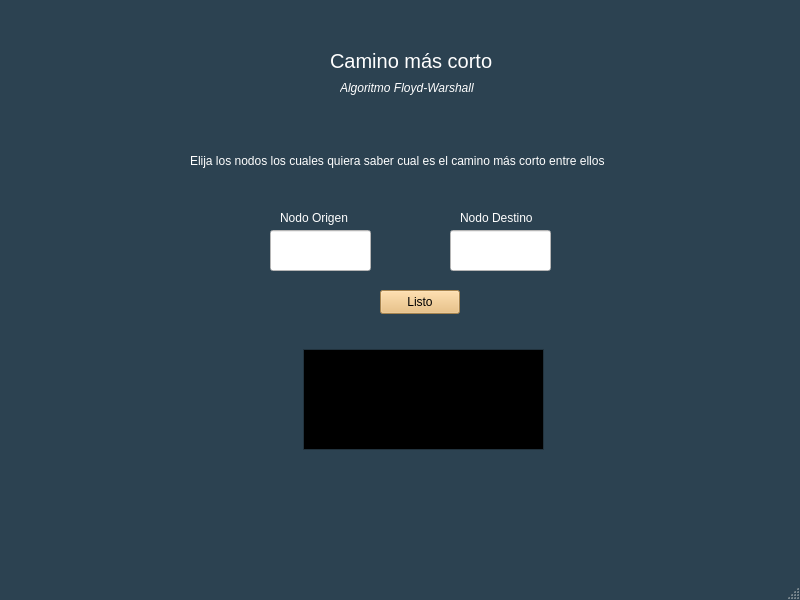
Before: the Qt Designer form Client/mainwindow.ui in FALCH2000/Tarea_Extraclase_1, drawn with Qt 5.
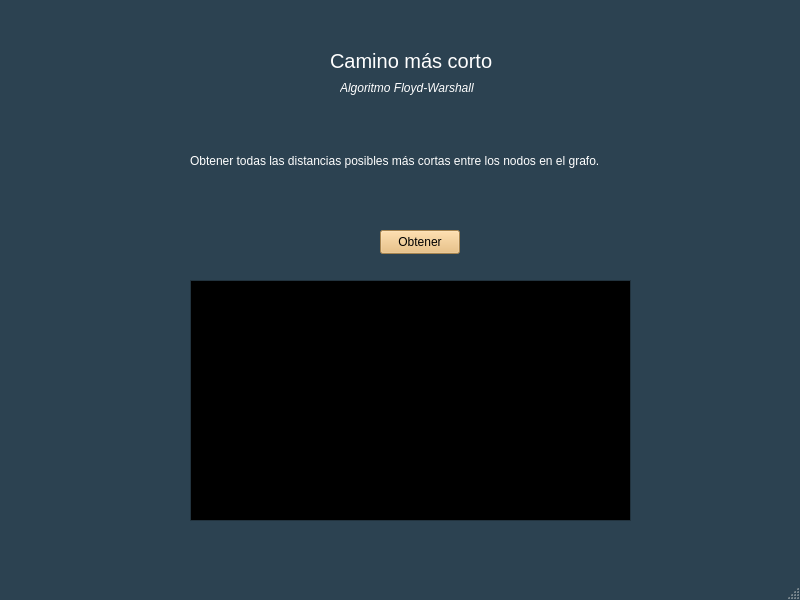
After: the same form once the commit is applied.

Commit message: Arreglos de interfaz, quitar los espacios para ingresar texto

Diff of the .ui file:
```diff
--- a/Client/mainwindow.ui
+++ b/Client/mainwindow.ui
@@ -505,40 +505,14 @@
      </rect>
     </property>
     <property name="text">
-     <string>Elija los nodos los cuales quiera saber cual es el camino más corto entre ellos</string>
-    </property>
-   </widget>
-   <widget class="QLabel" name="Origin_Label">
-    <property name="geometry">
-     <rect>
-      <x>280</x>
-      <y>210</y>
-      <width>91</width>
-      <height>16</height>
-     </rect>
-    </property>
-    <property name="text">
-     <string>Nodo Origen</string>
-    </property>
-   </widget>
-   <widget class="QLabel" name="Destiny_Label">
-    <property name="geometry">
-     <rect>
-      <x>460</x>
-      <y>210</y>
-      <width>91</width>
-      <height>16</height>
-     </rect>
-    </property>
-    <property name="text">
-     <string>Nodo Destino</string>
+     <string>Obtener todas las distancias posibles más cortas entre los nodos en el grafo.</string>
     </property>
    </widget>
    <widget class="QPushButton" name="pushButton">
     <property name="geometry">
      <rect>
       <x>380</x>
-      <y>290</y>
+      <y>230</y>
       <width>80</width>
       <height>24</height>
      </rect>
@@ -986,942 +960,16 @@
      </palette>
     </property>
     <property name="text">
-     <string>Listo</string>
-    </property>
-   </widget>
-   <widget class="QLineEdit" name="lineEdit">
-    <property name="geometry">
-     <rect>
-      <x>270</x>
-      <y>230</y>
-      <width>101</width>
-      <height>41</height>
-     </rect>
-    </property>
-    <property name="palette">
-     <palette>
-      <active>
-       <colorrole role="WindowText">
-        <brush brushstyle="SolidPattern">
-         <color alpha="255">
-          <red>0</red>
-          <green>0</green>
-          <blue>0</blue>
-         </color>
-        </brush>
-       </colorrole>
-       <colorrole role="Button">
-        <brush brushstyle="SolidPattern">
-         <color alpha="255">
-          <red>255</red>
-          <green>255</green>
-          <blue>255</blue>
-         </color>
-        </brush>
-       </colorrole>
-       <colorrole role="Light">
-        <brush brushstyle="SolidPattern">
-         <color alpha="255">
-          <red>255</red>
-          <green>255</green>
-          <blue>255</blue>
-         </color>
-        </brush>
-       </colorrole>
-       <colorrole role="Midlight">
-        <brush brushstyle="SolidPattern">
-         <color alpha="255">
-          <red>255</red>
-          <green>255</green>
-          <blue>255</blue>
-         </color>
-        </brush>
-       </colorrole>
-       <colorrole role="Dark">
-        <brush brushstyle="SolidPattern">
-         <color alpha="255">
-          <red>127</red>
-          <green>127</green>
-          <blue>127</blue>
-         </color>
-        </brush>
-       </colorrole>
-       <colorrole role="Mid">
-        <brush brushstyle="SolidPattern">
-         <color alpha="255">
-          <red>170</red>
-          <green>170</green>
-          <blue>170</blue>
-         </color>
-        </brush>
-       </colorrole>
-       <colorrole role="Text">
-        <brush brushstyle="SolidPattern">
-         <color alpha="255">
-          <red>0</red>
-          <green>0</green>
-          <blue>0</blue>
-         </color>
-        </brush>
-       </colorrole>
-       <colorrole role="BrightText">
-        <brush brushstyle="SolidPattern">
-         <color alpha="255">
-          <red>255</red>
-          <green>255</green>
-          <blue>255</blue>
-         </color>
-        </brush>
-       </colorrole>
-       <colorrole role="ButtonText">
-        <brush brushstyle="SolidPattern">
-         <color alpha="255">
-          <red>0</red>
-          <green>0</green>
-          <blue>0</blue>
-         </color>
-        </brush>
-       </colorrole>
-       <colorrole role="Base">
-        <brush brushstyle="SolidPattern">
-         <color alpha="255">
-          <red>255</red>
-          <green>255</green>
-          <blue>255</blue>
-         </color>
-        </brush>
-       </colorrole>
-       <colorrole role="Window">
-        <brush brushstyle="SolidPattern">
-         <color alpha="255">
-          <red>255</red>
-          <green>255</green>
-          <blue>255</blue>
-         </color>
-        </brush>
-       </colorrole>
-       <colorrole role="Shadow">
-        <brush brushstyle="SolidPattern">
-         <color alpha="255">
-          <red>0</red>
-          <green>0</green>
-          <blue>0</blue>
-         </color>
-        </brush>
-       </colorrole>
-       <colorrole role="AlternateBase">
-        <brush brushstyle="SolidPattern">
-         <color alpha="255">
-          <red>255</red>
-          <green>255</green>
-          <blue>255</blue>
-         </color>
-        </brush>
-       </colorrole>
-       <colorrole role="ToolTipBase">
-        <brush brushstyle="SolidPattern">
-         <color alpha="255">
-          <red>255</red>
-          <green>255</green>
-          <blue>220</blue>
-         </color>
-        </brush>
-       </colorrole>
-       <colorrole role="ToolTipText">
-        <brush brushstyle="SolidPattern">
-         <color alpha="255">
-          <red>0</red>
-          <green>0</green>
-          <blue>0</blue>
-         </color>
-        </brush>
-       </colorrole>
-       <colorrole role="PlaceholderText">
-        <brush brushstyle="SolidPattern">
-         <color alpha="128">
-          <red>0</red>
-          <green>0</green>
-          <blue>0</blue>
-         </color>
-        </brush>
-       </colorrole>
-      </active>
-      <inactive>
-       <colorrole role="WindowText">
-        <brush brushstyle="SolidPattern">
-         <color alpha="255">
-          <red>0</red>
-          <green>0</green>
-          <blue>0</blue>
-         </color>
-        </brush>
-       </colorrole>
-       <colorrole role="Button">
-        <brush brushstyle="SolidPattern">
-         <color alpha="255">
-          <red>255</red>
-          <green>255</green>
-          <blue>255</blue>
-         </color>
-        </brush>
-       </colorrole>
-       <colorrole role="Light">
-        <brush brushstyle="SolidPattern">
-         <color alpha="255">
-          <red>255</red>
-          <green>255</green>
-          <blue>255</blue>
-         </color>
-        </brush>
-       </colorrole>
-       <colorrole role="Midlight">
-        <brush brushstyle="SolidPattern">
-         <color alpha="255">
-          <red>255</red>
-          <green>255</green>
-          <blue>255</blue>
-         </color>
-        </brush>
-       </colorrole>
-       <colorrole role="Dark">
-        <brush brushstyle="SolidPattern">
-         <color alpha="255">
-          <red>127</red>
-          <green>127</green>
-          <blue>127</blue>
-         </color>
-        </brush>
-       </colorrole>
-       <colorrole role="Mid">
-        <brush brushstyle="SolidPattern">
-         <color alpha="255">
-          <red>170</red>
-          <green>170</green>
-          <blue>170</blue>
-         </color>
-        </brush>
-       </colorrole>
-       <colorrole role="Text">
-        <brush brushstyle="SolidPattern">
-         <color alpha="255">
-          <red>0</red>
-          <green>0</green>
-          <blue>0</blue>
-         </color>
-        </brush>
-       </colorrole>
-       <colorrole role="BrightText">
-        <brush brushstyle="SolidPattern">
-         <color alpha="255">
-          <red>255</red>
-          <green>255</green>
-          <blue>255</blue>
-         </color>
-        </brush>
-       </colorrole>
-       <colorrole role="ButtonText">
-        <brush brushstyle="SolidPattern">
-         <color alpha="255">
-          <red>0</red>
-          <green>0</green>
-          <blue>0</blue>
-         </color>
-        </brush>
-       </colorrole>
-       <colorrole role="Base">
-        <brush brushstyle="SolidPattern">
-         <color alpha="255">
-          <red>255</red>
-          <green>255</green>
-          <blue>255</blue>
-         </color>
-        </brush>
-       </colorrole>
-       <colorrole role="Window">
-        <brush brushstyle="SolidPattern">
-         <color alpha="255">
-          <red>255</red>
-          <green>255</green>
-          <blue>255</blue>
-         </color>
-        </brush>
-       </colorrole>
-       <colorrole role="Shadow">
-        <brush brushstyle="SolidPattern">
-         <color alpha="255">
-          <red>0</red>
-          <green>0</green>
-          <blue>0</blue>
-         </color>
-        </brush>
-       </colorrole>
-       <colorrole role="AlternateBase">
-        <brush brushstyle="SolidPattern">
-         <color alpha="255">
-          <red>255</red>
-          <green>255</green>
-          <blue>255</blue>
-         </color>
-        </brush>
-       </colorrole>
-       <colorrole role="ToolTipBase">
-        <brush brushstyle="SolidPattern">
-         <color alpha="255">
-          <red>255</red>
-          <green>255</green>
-          <blue>220</blue>
-         </color>
-        </brush>
-       </colorrole>
-       <colorrole role="ToolTipText">
-        <brush brushstyle="SolidPattern">
-         <color alpha="255">
-          <red>0</red>
-          <green>0</green>
-          <blue>0</blue>
-         </color>
-        </brush>
-       </colorrole>
-       <colorrole role="PlaceholderText">
-        <brush brushstyle="SolidPattern">
-         <color alpha="128">
-          <red>0</red>
-          <green>0</green>
-          <blue>0</blue>
-         </color>
-        </brush>
-       </colorrole>
-      </inactive>
-      <disabled>
-       <colorrole role="WindowText">
-        <brush brushstyle="SolidPattern">
-         <color alpha="255">
-          <red>127</red>
-          <green>127</green>
-          <blue>127</blue>
-         </color>
-        </brush>
-       </colorrole>
-       <colorrole role="Button">
-        <brush brushstyle="SolidPattern">
-         <color alpha="255">
-          <red>255</red>
-          <green>255</green>
-          <blue>255</blue>
-         </color>
-        </brush>
-       </colorrole>
-       <colorrole role="Light">
-        <brush brushstyle="SolidPattern">
-         <color alpha="255">
-          <red>255</red>
-          <green>255</green>
-          <blue>255</blue>
-         </color>
-        </brush>
-       </colorrole>
-       <colorrole role="Midlight">
-        <brush brushstyle="SolidPattern">
-         <color alpha="255">
-          <red>255</red>
-          <green>255</green>
-          <blue>255</blue>
-         </color>
-        </brush>
-       </colorrole>
-       <colorrole role="Dark">
-        <brush brushstyle="SolidPattern">
-         <color alpha="255">
-          <red>127</red>
-          <green>127</green>
-          <blue>127</blue>
-         </color>
-        </brush>
-       </colorrole>
-       <colorrole role="Mid">
-        <brush brushstyle="SolidPattern">
-         <color alpha="255">
-          <red>170</red>
-          <green>170</green>
-          <blue>170</blue>
-         </color>
-        </brush>
-       </colorrole>
-       <colorrole role="Text">
-        <brush brushstyle="SolidPattern">
-         <color alpha="255">
-          <red>127</red>
-          <green>127</green>
-          <blue>127</blue>
-         </color>
-        </brush>
-       </colorrole>
-       <colorrole role="BrightText">
-        <brush brushstyle="SolidPattern">
-         <color alpha="255">
-          <red>255</red>
-          <green>255</green>
-          <blue>255</blue>
-         </color>
-        </brush>
-       </colorrole>
-       <colorrole role="ButtonText">
-        <brush brushstyle="SolidPattern">
-         <color alpha="255">
-          <red>127</red>
-          <green>127</green>
-          <blue>127</blue>
-         </color>
-        </brush>
-       </colorrole>
-       <colorrole role="Base">
-        <brush brushstyle="SolidPattern">
-         <color alpha="255">
-          <red>255</red>
-          <green>255</green>
-          <blue>255</blue>
-         </color>
-        </brush>
-       </colorrole>
-       <colorrole role="Window">
-        <brush brushstyle="SolidPattern">
-         <color alpha="255">
-          <red>255</red>
-          <green>255</green>
-          <blue>255</blue>
-         </color>
-        </brush>
-       </colorrole>
-       <colorrole role="Shadow">
-        <brush brushstyle="SolidPattern">
-         <color alpha="255">
-          <red>0</red>
-          <green>0</green>
-          <blue>0</blue>
-         </color>
-        </brush>
-       </colorrole>
-       <colorrole role="AlternateBase">
-        <brush brushstyle="SolidPattern">
-         <color alpha="255">
-          <red>255</red>
-          <green>255</green>
-          <blue>255</blue>
-         </color>
-        </brush>
-       </colorrole>
-       <colorrole role="ToolTipBase">
-        <brush brushstyle="SolidPattern">
-         <color alpha="255">
-          <red>255</red>
-          <green>255</green>
-          <blue>220</blue>
-         </color>
-        </brush>
-       </colorrole>
-       <colorrole role="ToolTipText">
-        <brush brushstyle="SolidPattern">
-         <color alpha="255">
-          <red>0</red>
-          <green>0</green>
-          <blue>0</blue>
-         </color>
-        </brush>
-       </colorrole>
-       <colorrole role="PlaceholderText">
-        <brush brushstyle="SolidPattern">
-         <color alpha="128">
-          <red>0</red>
-          <green>0</green>
-          <blue>0</blue>
-         </color>
-        </brush>
-       </colorrole>
-      </disabled>
-     </palette>
-    </property>
-    <property name="font">
-     <font>
-      <family>Ubuntu Condensed</family>
-      <pointsize>17</pointsize>
-      <weight>75</weight>
-      <bold>true</bold>
-     </font>
-    </property>
-    <property name="alignment">
-     <set>Qt::AlignCenter</set>
-    </property>
-   </widget>
-   <widget class="QLineEdit" name="lineEdit_2">
-    <property name="geometry">
-     <rect>
-      <x>450</x>
-      <y>230</y>
-      <width>101</width>
-      <height>41</height>
-     </rect>
-    </property>
-    <property name="palette">
-     <palette>
-      <active>
-       <colorrole role="WindowText">
-        <brush brushstyle="SolidPattern">
-         <color alpha="255">
-          <red>0</red>
-          <green>0</green>
-          <blue>0</blue>
-         </color>
-        </brush>
-       </colorrole>
-       <colorrole role="Button">
-        <brush brushstyle="SolidPattern">
-         <color alpha="255">
-          <red>255</red>
-          <green>255</green>
-          <blue>255</blue>
-         </color>
-        </brush>
-       </colorrole>
-       <colorrole role="Light">
-        <brush brushstyle="SolidPattern">
-         <color alpha="255">
-          <red>255</red>
-          <green>255</green>
-          <blue>255</blue>
-         </color>
-        </brush>
-       </colorrole>
-       <colorrole role="Midlight">
-        <brush brushstyle="SolidPattern">
-         <color alpha="255">
-          <red>255</red>
-          <green>255</green>
-          <blue>255</blue>
-         </color>
-        </brush>
-       </colorrole>
-       <colorrole role="Dark">
-        <brush brushstyle="SolidPattern">
-         <color alpha="255">
-          <red>127</red>
-          <green>127</green>
-          <blue>127</blue>
-         </color>
-        </brush>
-       </colorrole>
-       <colorrole role="Mid">
-        <brush brushstyle="SolidPattern">
-         <color alpha="255">
-          <red>170</red>
-          <green>170</green>
-          <blue>170</blue>
-         </color>
-        </brush>
-       </colorrole>
-       <colorrole role="Text">
-        <brush brushstyle="SolidPattern">
-         <color alpha="255">
-          <red>0</red>
-          <green>0</green>
-          <blue>0</blue>
-         </color>
-        </brush>
-       </colorrole>
-       <colorrole role="BrightText">
-        <brush brushstyle="SolidPattern">
-         <color alpha="255">
-          <red>255</red>
-          <green>255</green>
-          <blue>255</blue>
-         </color>
-        </brush>
-       </colorrole>
-       <colorrole role="ButtonText">
-        <brush brushstyle="SolidPattern">
-         <color alpha="255">
-          <red>0</red>
-          <green>0</green>
-          <blue>0</blue>
-         </color>
-        </brush>
-       </colorrole>
-       <colorrole role="Base">
-        <brush brushstyle="SolidPattern">
-         <color alpha="255">
-          <red>255</red>
-          <green>255</green>
-          <blue>255</blue>
-         </color>
-        </brush>
-       </colorrole>
-       <colorrole role="Window">
-        <brush brushstyle="SolidPattern">
-         <color alpha="255">
-          <red>255</red>
-          <green>255</green>
-          <blue>255</blue>
-         </color>
-        </brush>
-       </colorrole>
-       <colorrole role="Shadow">
-        <brush brushstyle="SolidPattern">
-         <color alpha="255">
-          <red>0</red>
-          <green>0</green>
-          <blue>0</blue>
-         </color>
-        </brush>
-       </colorrole>
-       <colorrole role="AlternateBase">
-        <brush brushstyle="SolidPattern">
-         <color alpha="255">
-          <red>255</red>
-          <green>255</green>
-          <blue>255</blue>
-         </color>
-        </brush>
-       </colorrole>
-       <colorrole role="ToolTipBase">
-        <brush brushstyle="SolidPattern">
-         <color alpha="255">
-          <red>255</red>
-          <green>255</green>
-          <blue>220</blue>
-         </color>
-        </brush>
-       </colorrole>
-       <colorrole role="ToolTipText">
-        <brush brushstyle="SolidPattern">
-         <color alpha="255">
-          <red>0</red>
-          <green>0</green>
-          <blue>0</blue>
-         </color>
-        </brush>
-       </colorrole>
-       <colorrole role="PlaceholderText">
-        <brush brushstyle="SolidPattern">
-         <color alpha="128">
-          <red>0</red>
-          <green>0</green>
-          <blue>0</blue>
-         </color>
-        </brush>
-       </colorrole>
-      </active>
-      <inactive>
-       <colorrole role="WindowText">
-        <brush brushstyle="SolidPattern">
-         <color alpha="255">
-          <red>0</red>
-          <green>0</green>
-          <blue>0</blue>
-         </color>
-        </brush>
-       </colorrole>
-       <colorrole role="Button">
-        <brush brushstyle="SolidPattern">
-         <color alpha="255">
-          <red>255</red>
-          <green>255</green>
-          <blue>255</blue>
-         </color>
-        </brush>
-       </colorrole>
-       <colorrole role="Light">
-        <brush brushstyle="SolidPattern">
-         <color alpha="255">
-          <red>255</red>
-          <green>255</green>
-          <blue>255</blue>
-         </color>
-        </brush>
-       </colorrole>
-       <colorrole role="Midlight">
-        <brush brushstyle="SolidPattern">
-         <color alpha="255">
-          <red>255</red>
-          <green>255</green>
-          <blue>255</blue>
-         </color>
-        </brush>
-       </colorrole>
-       <colorrole role="Dark">
-        <brush brushstyle="SolidPattern">
-         <color alpha="255">
-          <red>127</red>
-          <green>127</green>
-          <blue>127</blue>
-         </color>
-        </brush>
-       </colorrole>
-       <colorrole role="Mid">
-        <brush brushstyle="SolidPattern">
-         <color alpha="255">
-          <red>170</red>
-          <green>170</green>
-          <blue>170</blue>
-         </color>
-        </brush>
-       </colorrole>
-       <colorrole role="Text">
-        <brush brushstyle="SolidPattern">
-         <color alpha="255">
-          <red>0</red>
-          <green>0</green>
-          <blue>0</blue>
-         </color>
-        </brush>
-       </colorrole>
-       <colorrole role="BrightText">
-        <brush brushstyle="SolidPattern">
-         <color alpha="255">
-          <red>255</red>
-          <green>255</green>
-          <blue>255</blue>
-         </color>
-        </brush>
-       </colorrole>
-       <colorrole role="ButtonText">
-        <brush brushstyle="SolidPattern">
-         <color alpha="255">
-          <red>0</red>
-          <green>0</green>
-          <blue>0</blue>
-         </color>
-        </brush>
-       </colorrole>
-       <colorrole role="Base">
-        <brush brushstyle="SolidPattern">
-         <color alpha="255">
-          <red>255</red>
-          <green>255</green>
-          <blue>255</blue>
-         </color>
-        </brush>
-       </colorrole>
-       <colorrole role="Window">
-        <brush brushstyle="SolidPattern">
-         <color alpha="255">
-          <red>255</red>
-          <green>255</green>
-          <blue>255</blue>
-         </color>
-        </brush>
-       </colorrole>
-       <colorrole role="Shadow">
-        <brush brushstyle="SolidPattern">
-         <color alpha="255">
-          <red>0</red>
-          <green>0</green>
-          <blue>0</blue>
-         </color>
-        </brush>
-       </colorrole>
-       <colorrole role="AlternateBase">
-        <brush brushstyle="SolidPattern">
-         <color alpha="255">
-          <red>255</red>
-          <green>255</green>
-          <blue>255</blue>
-         </color>
-        </brush>
-       </colorrole>
-       <colorrole role="ToolTipBase">
-        <brush brushstyle="SolidPattern">
-         <color alpha="255">
-          <red>255</red>
-          <green>255</green>
-          <blue>220</blue>
-         </color>
-        </brush>
-       </colorrole>
-       <colorrole role="ToolTipText">
-        <brush brushstyle="SolidPattern">
-         <color alpha="255">
-          <red>0</red>
-          <green>0</green>
-          <blue>0</blue>
-         </color>
-        </brush>
-       </colorrole>
-       <colorrole role="PlaceholderText">
-        <brush brushstyle="SolidPattern">
-         <color alpha="128">
-          <red>0</red>
-          <green>0</green>
-          <blue>0</blue>
-         </color>
-        </brush>
-       </colorrole>
-      </inactive>
-      <disabled>
-       <colorrole role="WindowText">
-        <brush brushstyle="SolidPattern">
-         <color alpha="255">
-          <red>127</red>
-          <green>127</green>
-          <blue>127</blue>
-         </color>
-        </brush>
-       </colorrole>
-       <colorrole role="Button">
-        <brush brushstyle="SolidPattern">
-         <color alpha="255">
-          <red>255</red>
-          <green>255</green>
-          <blue>255</blue>
-         </color>
-        </brush>
-       </colorrole>
-       <colorrole role="Light">
-        <brush brushstyle="SolidPattern">
-         <color alpha="255">
-          <red>255</red>
-          <green>255</green>
-          <blue>255</blue>
-         </color>
-        </brush>
-       </colorrole>
-       <colorrole role="Midlight">
-        <brush brushstyle="SolidPattern">
-         <color alpha="255">
-          <red>255</red>
-          <green>255</green>
-          <blue>255</blue>
-         </color>
-        </brush>
-       </colorrole>
-       <colorrole role="Dark">
-        <brush brushstyle="SolidPattern">
-         <color alpha="255">
-          <red>127</red>
-          <green>127</green>
-          <blue>127</blue>
-         </color>
-        </brush>
-       </colorrole>
-       <colorrole role="Mid">
-        <brush brushstyle="SolidPattern">
-         <color alpha="255">
-          <red>170</red>
-          <green>170</green>
-          <blue>170</blue>
-         </color>
-        </brush>
-       </colorrole>
-       <colorrole role="Text">
-        <brush brushstyle="SolidPattern">
-         <color alpha="255">
-          <red>127</red>
-          <green>127</green>
-          <blue>127</blue>
-         </color>
-        </brush>
-       </colorrole>
-       <colorrole role="BrightText">
-        <brush brushstyle="SolidPattern">
-         <color alpha="255">
-          <red>255</red>
-          <green>255</green>
-          <blue>255</blue>
-         </color>
-        </brush>
-       </colorrole>
-       <colorrole role="ButtonText">
-        <brush brushstyle="SolidPattern">
-         <color alpha="255">
-          <red>127</red>
-          <green>127</green>
-          <blue>127</blue>
-         </color>
-        </brush>
-       </colorrole>
-       <colorrole role="Base">
-        <brush brushstyle="SolidPattern">
-         <color alpha="255">
-          <red>255</red>
-          <green>255</green>
-          <blue>255</blue>
-         </color>
-        </brush>
-       </colorrole>
-       <colorrole role="Window">
-        <brush brushstyle="SolidPattern">
-         <color alpha="255">
-          <red>255</red>
-          <green>255</green>
-          <blue>255</blue>
-         </color>
-        </brush>
-       </colorrole>
-       <colorrole role="Shadow">
-        <brush brushstyle="SolidPattern">
-         <color alpha="255">
-          <red>0</red>
-          <green>0</green>
-          <blue>0</blue>
-         </color>
-        </brush>
-       </colorrole>
-       <colorrole role="AlternateBase">
-        <brush brushstyle="SolidPattern">
-         <color alpha="255">
-          <red>255</red>
-          <green>255</green>
-          <blue>255</blue>
-         </color>
-        </brush>
-       </colorrole>
-       <colorrole role="ToolTipBase">
-        <brush brushstyle="SolidPattern">
-         <color alpha="255">
-          <red>255</red>
-          <green>255</green>
-          <blue>220</blue>
-         </color>
-        </brush>
-       </colorrole>
-       <colorrole role="ToolTipText">
-        <brush brushstyle="SolidPattern">
-         <color alpha="255">
-          <red>0</red>
-          <green>0</green>
-          <blue>0</blue>
-         </color>
-        </brush>
-       </colorrole>
-       <colorrole role="PlaceholderText">
-        <brush brushstyle="SolidPattern">
-         <color alpha="128">
-          <red>0</red>
-          <green>0</green>
-          <blue>0</blue>
-         </color>
-        </brush>
-       </colorrole>
-      </disabled>
-     </palette>
-    </property>
-    <property name="font">
-     <font>
-      <family>Ubuntu Condensed</family>
-      <pointsize>17</pointsize>
-      <weight>75</weight>
-      <bold>true</bold>
-     </font>
-    </property>
-    <property name="alignment">
-     <set>Qt::AlignCenter</set>
+     <string>Obtener</string>
     </property>
    </widget>
    <widget class="QTextEdit" name="textEdit">
     <property name="geometry">
      <rect>
-      <x>303</x>
-      <y>349</y>
-      <width>241</width>
-      <height>101</height>
+      <x>190</x>
+      <y>280</y>
+      <width>441</width>
+      <height>241</height>
      </rect>
     </property>
     <property name="font">
```
The commit also changes 4 other files.
